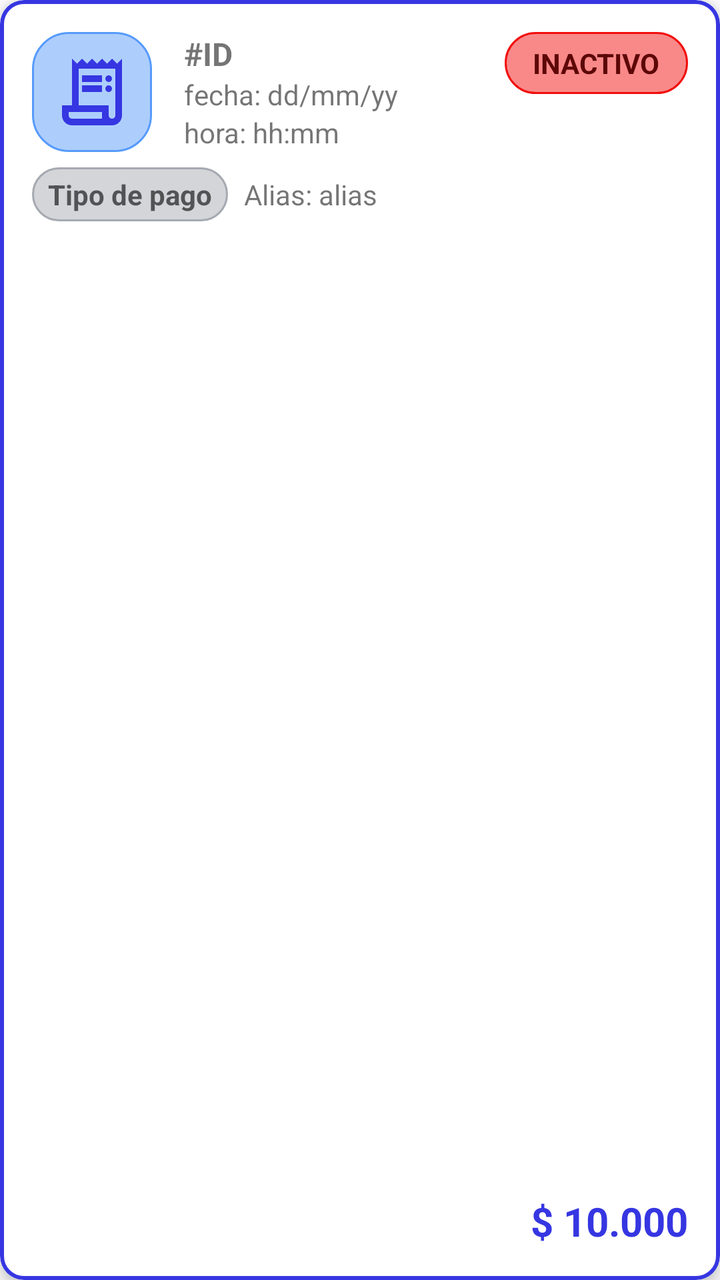
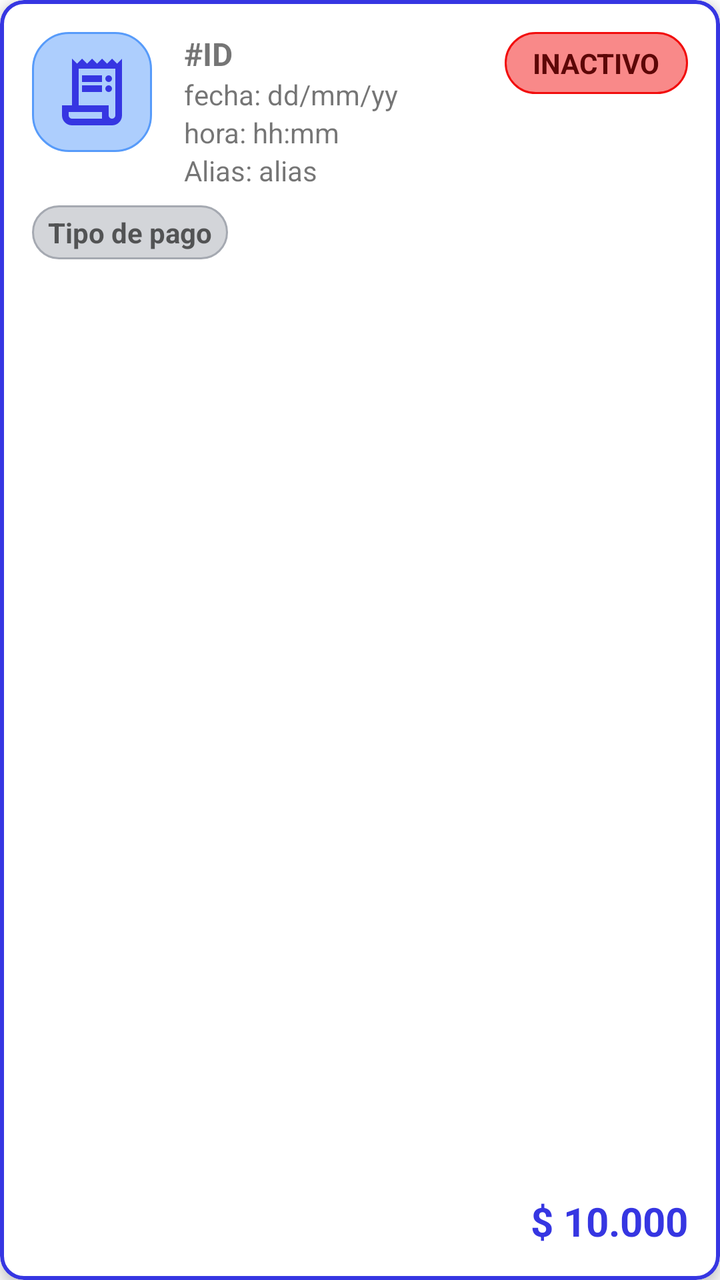

An Android layout rendered at two revisions. The XML below is the earlier revision; the diff shows what the commit changed to produce the second picture.
<!-- AndroidManifest.xml: application theme Theme.DanisaTienda -->
<!-- res/layout/item_venta.xml -->
<?xml version="1.0" encoding="utf-8"?>
<com.google.android.material.card.MaterialCardView xmlns:android="http://schemas.android.com/apk/res/android"
    xmlns:app="http://schemas.android.com/apk/res-auto"
    xmlns:tools="http://schemas.android.com/tools"
    android:id="@+id/cardVentaAdapter"
    android:layout_width="match_parent"
    android:layout_height="wrap_content"
    android:layout_margin="8dp"
    app:cardCornerRadius="12dp"
    app:cardElevation="4dp"
    app:strokeColor="@color/blue"
    app:strokeWidth="2dp">


    <androidx.constraintlayout.widget.ConstraintLayout
        android:id="@+id/cardVenta"
        android:layout_width="match_parent"
        android:layout_height="match_parent"
        android:padding="16dp">

        <ImageView
            android:id="@+id/ivCardVentaFoto"
            android:layout_width="60dp"
            android:layout_height="60dp"
            android:background="@drawable/button_white_transparent"
            android:backgroundTint="@color/blue_light"
            android:paddingHorizontal="10dp"
            android:src="@drawable/receipt_long_24px"
            app:layout_constraintStart_toStartOf="parent"
            app:layout_constraintTop_toTopOf="parent"
            app:tint="@color/blue" />

        <TextView
            android:id="@+id/tvCardVentaId"
            android:layout_width="0dp"
            android:layout_height="wrap_content"
            android:layout_marginStart="16dp"
            android:text="#ID"
            android:textSize="16sp"
            android:textStyle="bold"
            app:layout_constraintStart_toEndOf="@+id/ivCardVentaFoto"
            app:layout_constraintTop_toTopOf="parent" />

        <TextView
            android:id="@+id/tvCardVentaTipoPago"
            android:layout_width="wrap_content"
            android:layout_height="wrap_content"
            android:layout_marginTop="8dp"
            android:background="@drawable/button_white_transparent"
            android:backgroundTint="@color/gray_icon"
            android:paddingHorizontal="8dp"
            android:paddingVertical="4dp"
            android:text="Tipo de pago"
            android:textColor="#9C000000"
            android:textStyle="bold"
            app:layout_constraintStart_toStartOf="parent"
            app:layout_constraintTop_toBottomOf="@+id/tvCardVentaHora" />

        <TextView
            android:id="@+id/tvCardVentaPrecio"
            android:layout_width="wrap_content"
            android:layout_height="wrap_content"
            android:drawablePadding="2dp"
            android:gravity="center"
            android:text="$ 10.000"
            android:textColor="@color/blue"
            android:textSize="20sp"
            android:textStyle="bold"
            app:layout_constraintBottom_toBottomOf="parent"
            app:layout_constraintEnd_toEndOf="parent" />

        <TextView
            android:id="@+id/tvCardVentaAlias"
            android:layout_width="wrap_content"
            android:layout_height="wrap_content"
            android:layout_marginStart="8dp"
            android:drawablePadding="8dp"
            android:gravity="center"
            android:text="Alias: alias"
            android:textSize="14sp"
            app:layout_constraintBottom_toBottomOf="@+id/tvCardVentaTipoPago"
            app:layout_constraintStart_toEndOf="@+id/tvCardVentaTipoPago"
            app:layout_constraintTop_toTopOf="@+id/tvCardVentaTipoPago" />

        <TextView
            android:id="@+id/tvCardVentaActivo"
            android:layout_width="wrap_content"
            android:layout_height="wrap_content"
            android:background="@drawable/button_white_transparent"
            android:backgroundTint="@color/red"
            android:paddingHorizontal="14dp"
            android:paddingVertical="6dp"
            android:text="INACTIVO"
            android:textColor="#5D0707"
            android:textSize="14sp"
            android:textStyle="bold"
            app:layout_constraintEnd_toEndOf="parent"
            app:layout_constraintTop_toTopOf="parent" />

        <TextView
            android:id="@+id/tvCardVentaFecha"
            android:layout_width="0dp"
            android:layout_height="wrap_content"
            android:text="fecha: dd/mm/yy"
            app:layout_constraintStart_toStartOf="@+id/tvCardVentaId"
            app:layout_constraintTop_toBottomOf="@+id/tvCardVentaId" />

        <TextView
            android:id="@+id/tvCardVentaHora"
            android:layout_width="wrap_content"
            android:layout_height="wrap_content"
            android:text="hora: hh:mm"
            app:layout_constraintStart_toStartOf="@+id/tvCardVentaFecha"
            app:layout_constraintTop_toBottomOf="@+id/tvCardVentaFecha" />

    </androidx.constraintlayout.widget.ConstraintLayout>
</com.google.android.material.card.MaterialCardView>
<!-- resources referenced by this layout -->
<resources>
  <color name="blue">#FF3636E2</color>
  <color name="blue_light">#FF579BFA</color>
  <color name="gray_icon">#FFA5A9B1</color>
  <color name="red">#FFF20D0D</color>
  <!-- drawable button_white_transparent (drawable) -->
  <?xml version="1.0" encoding="utf-8"?>
  <selector xmlns:android="http://schemas.android.com/apk/res/android">
      <item>
          <shape>
              <solid android:color="#7CA5A9B1"/>
              <corners android:radius="18dp"/>
              <stroke
                  android:width="1dp"
                  android:color="@color/gray_icon"
                  />
          </shape>
      </item>
  </selector>
  <!-- drawable receipt_long_24px (drawable) -->
  <vector xmlns:android="http://schemas.android.com/apk/res/android"
      android:width="24dp"
      android:height="24dp"
      android:viewportWidth="960"
      android:viewportHeight="960"
      android:tint="?attr/colorControlNormal"
      android:autoMirrored="true">
    <path
        android:fillColor="@android:color/white"
        android:pathData="M240,880Q190,880 155,845Q120,810 120,760L120,640L240,640L240,80L300,140L360,80L420,140L480,80L540,140L600,80L660,140L720,80L780,140L840,80L840,760Q840,810 805,845Q770,880 720,880L240,880ZM720,800Q737,800 748.5,788.5Q760,777 760,760L760,200L320,200L320,640L680,640L680,760Q680,777 691.5,788.5Q703,800 720,800ZM360,360L360,280L600,280L600,360L360,360ZM360,480L360,400L600,400L600,480L360,480ZM680,360Q663,360 651.5,348.5Q640,337 640,320Q640,303 651.5,291.5Q663,280 680,280Q697,280 708.5,291.5Q720,303 720,320Q720,337 708.5,348.5Q697,360 680,360ZM680,480Q663,480 651.5,468.5Q640,457 640,440Q640,423 651.5,411.5Q663,400 680,400Q697,400 708.5,411.5Q720,423 720,440Q720,457 708.5,468.5Q697,480 680,480ZM240,800L600,800L600,720L200,720L200,760Q200,777 211.5,788.5Q223,800 240,800ZM200,800Q200,800 200,788.5Q200,777 200,760L200,720L200,720L200,800Z"/>
  </vector>
  <style name="Theme.DanisaTienda" parent="Theme.MaterialComponents.DayNight.DarkActionBar">
          
          <item name="colorPrimary">@color/blue</item>
          <item name="colorPrimaryVariant">@color/purple_700</item>
          <item name="colorOnPrimary">@color/white</item>
          
          <item name="colorSecondary">@color/teal_200</item>
          <item name="colorSecondaryVariant">@color/teal_700</item>
          <item name="colorOnSecondary">@color/black</item>
          
          <item name="android:statusBarColor">?attr/colorPrimaryVariant</item>
          
      </style>
  <color name="purple_700">#FF3700B3</color>
  <color name="white">#FFFFFFFF</color>
  <color name="teal_200">#FF03DAC5</color>
  <color name="teal_700">#FF018786</color>
  <color name="black">#FF000000</color>
</resources>

<!-- the commit's change to res/layout/item_venta.xml (unified diff, before → after) -->
@@ -54,7 +54,7 @@
             android:textColor="#9C000000"
             android:textStyle="bold"
             app:layout_constraintStart_toStartOf="parent"
-            app:layout_constraintTop_toBottomOf="@+id/tvCardVentaHora" />
+            app:layout_constraintTop_toBottomOf="@+id/tvCardVentaAlias" />
 
         <TextView
             android:id="@+id/tvCardVentaPrecio"
@@ -73,14 +73,12 @@
             android:id="@+id/tvCardVentaAlias"
             android:layout_width="wrap_content"
             android:layout_height="wrap_content"
-            android:layout_marginStart="8dp"
             android:drawablePadding="8dp"
             android:gravity="center"
             android:text="Alias: alias"
             android:textSize="14sp"
-            app:layout_constraintBottom_toBottomOf="@+id/tvCardVentaTipoPago"
-            app:layout_constraintStart_toEndOf="@+id/tvCardVentaTipoPago"
-            app:layout_constraintTop_toTopOf="@+id/tvCardVentaTipoPago" />
+            app:layout_constraintStart_toStartOf="@+id/tvCardVentaId"
+            app:layout_constraintTop_toBottomOf="@+id/tvCardVentaHora" />
 
         <TextView
             android:id="@+id/tvCardVentaActivo"
